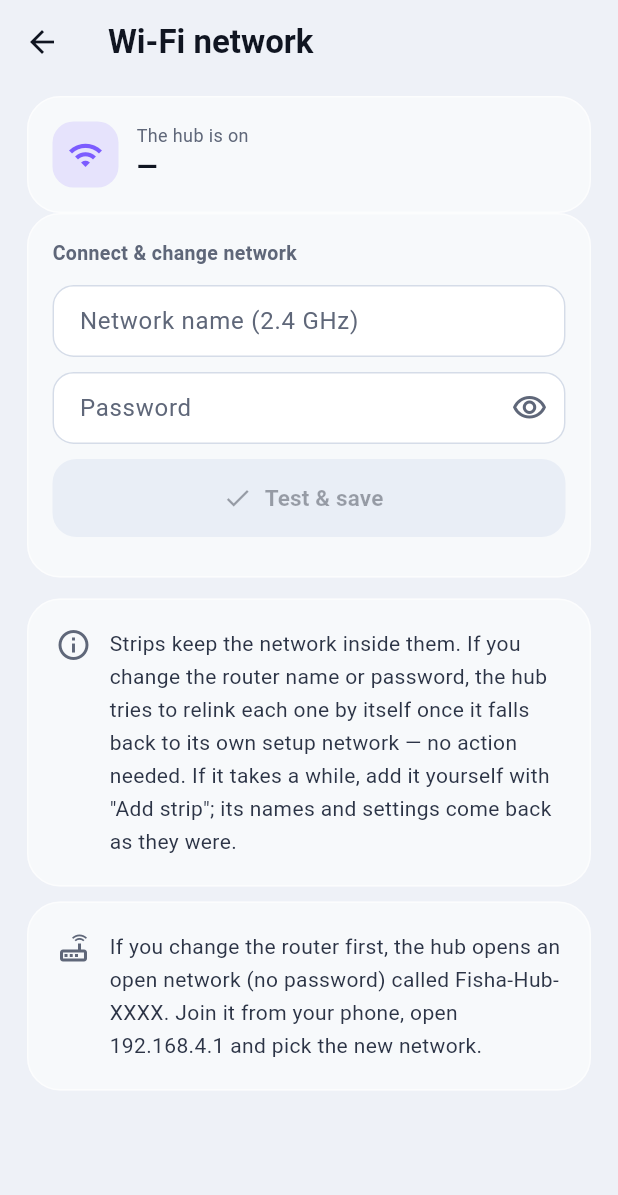
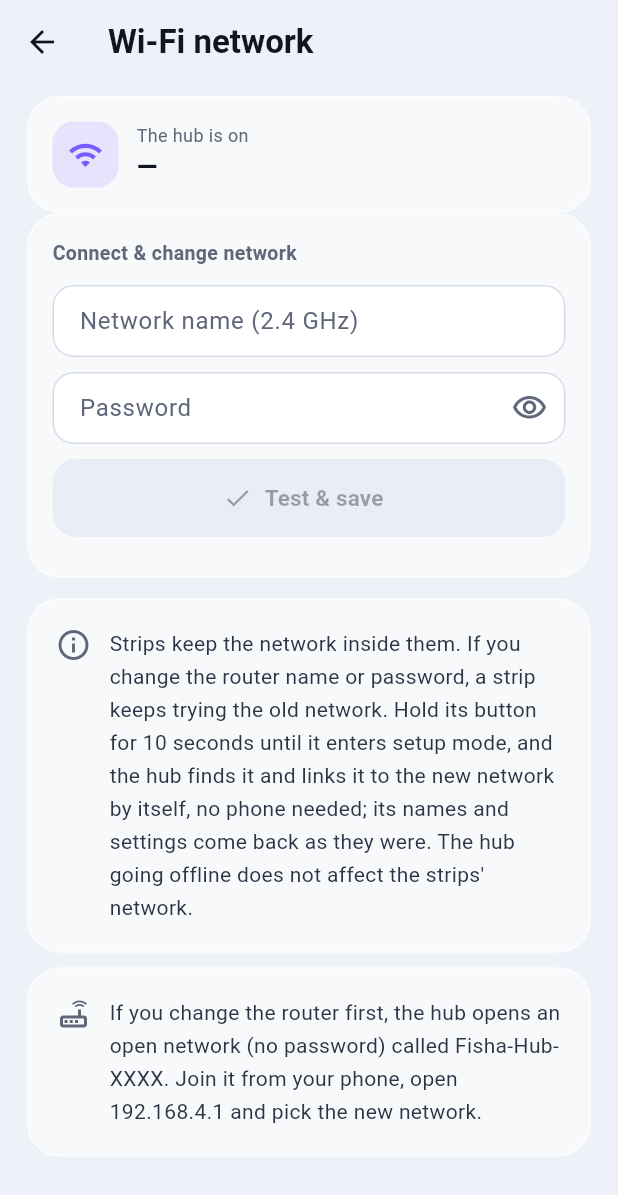
Before and after one commit to ahmadalhelly/fisha, a Flutter app: the WifiScreen screen opened directly with empty values, on a phone screen of 412 x 824 dp. Shown: the top 1195 px of the screen. Run offline on Flutter 3.47's test engine with Material 3 defaults, Android fonts, the phone set to English and light mode, and no system bars; our stand-ins replace file_picker, flutter_local_notifications, google_fonts, google_sign_in, local_auth, open_filex and 1 more; missing offline and left inert: flutter_foreground_task, mqtt_client; accounts and stored records are empty; network calls fail.

Commit message:
Correct auto-relink wording: strips enter setup mode only via a 10 s button hold
Co-Authored-By: Claude Opus 5.5 <noreply@anthropic.com>
Claude-Session: https://claude.ai/code/session_01QvvZ1YnCYbFPrnb7Qh5Lna

```diff
--- a/app/lib/screens/wifi_screen.dart
+++ b/app/lib/screens/wifi_screen.dart
@@ -102,8 +102,8 @@ class _WifiScreenState extends State<WifiScreen> {
             const SizedBox(height: 14),
             emptyCard(
                 _tr(
-                    'المشتركات بتحفظ الشبكة جواها. لو غيّرت اسم أو باسورد الراوتر نفسه، الـ Hub بيحاول يربطهم تاني لوحده أول ما كل مشترك يرجع لشبكة ضبطه الخاصة — من غير ما تعمل حاجة. لو استغرق وقت طويل، ضيفه بنفسك من "إضافة مشترك" وأساميه وإعداداته هترجع زي ما هي.',
-                    'Strips keep the network inside them. If you change the router name or password, the hub tries to relink each one by itself once it falls back to its own setup network — no action needed. If it takes a while, add it yourself with "Add strip"; its names and settings come back as they were.'),
+                    'المشتركات بتحفظ الشبكة جواها. لو غيّرت اسم أو باسورد الراوتر نفسه، المشترك هيفضل يحاول على الشبكة القديمة. دوس على زرار المشترك 10 ثواني لحد ما يدخل وضع الضبط، والـ Hub هيلاقيه ويربطه على الشبكة الجديدة لوحده من غير الموبايل، وأساميه وإعداداته هترجع زي ما هي. فصل الـ Hub نفسه مش بيأثر على شبكة المشتركات.',
+                    'Strips keep the network inside them. If you change the router name or password, a strip keeps trying the old network. Hold its button for 10 seconds until it enters setup mode, and the hub finds it and links it to the new network by itself, no phone needed; its names and settings come back as they were. The hub going offline does not affect the strips\' network.'),
                 icon: Icons.info_outline),
             const SizedBox(height: 10),
             emptyCard(_tr('لو غيّرت الراوتر قبل ما تغيّر هنا، الـ Hub هيفتح شبكة مفتوحة (من غير باسورد) اسمها Fisha-Hub-XXXX. ادخل عليها من الموبايل، وافتح 192.168.4.1 واختار الشبكة الجديدة.', 'If you change the router first, the hub opens an open network (no password) called Fisha-Hub-XXXX. Join it from your phone, open 192.168.4.1 and pick the new network.'), icon: Icons.router_outlined),
```
Also changed, not shown: 1 other file.
